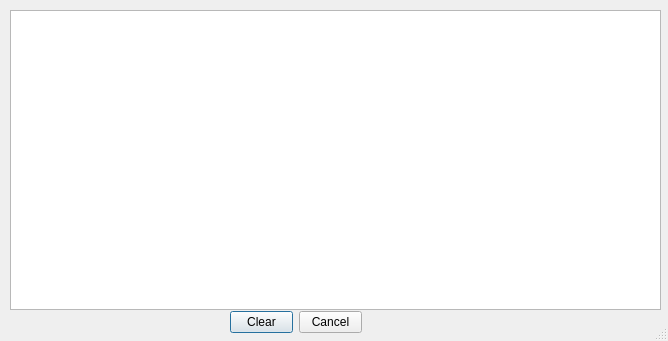
This is copasi/UI/CQUndoHistoryDialog.ui in copasi/COPASI as Qt 5 draws it before an edit. The edited form follows.
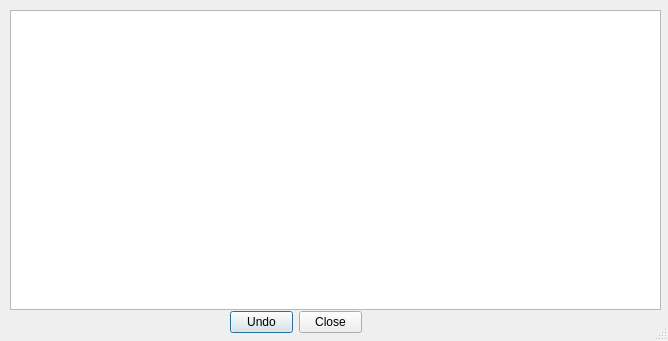
This is the edited form.

Commit message: Unpdate UndoHistory class

What changed in the file:
```diff
--- a/copasi/UI/CQUndoHistoryDialog.ui
+++ b/copasi/UI/CQUndoHistoryDialog.ui
@@ -65,14 +65,14 @@
     <item>
      <widget class="QPushButton" name="undoButton">
       <property name="text">
-       <string>Clear</string>
+       <string>Undo</string>
       </property>
      </widget>
     </item>
     <item>
      <widget class="QPushButton" name="cancelButton">
       <property name="text">
-       <string>Cancel</string>
+       <string>Close</string>
       </property>
      </widget>
     </item>
```
Left out of the diff: 5 changed lines with no effect on the pictures. The commit also changes 2 other files.
